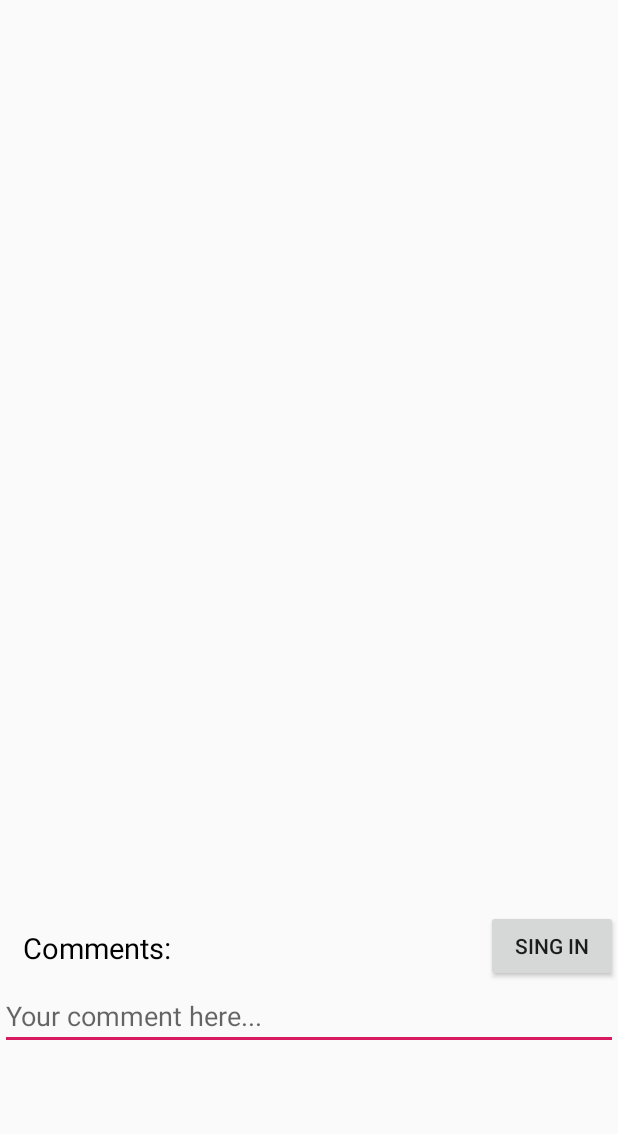
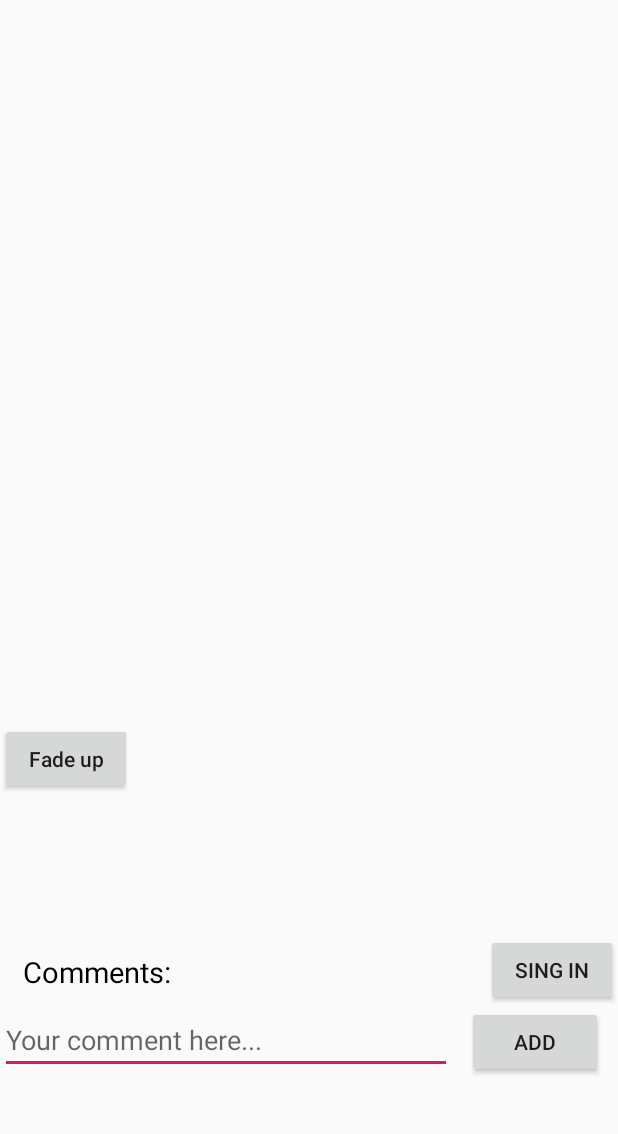
Before and after one commit to RakiProjects/ETravel, an Android app: the PanoramaCommentsActivity screen opened directly, with no data from a screen before it, on a phone screen of 412 x 824 dp, the part 53-1187 px from its top. Run offline under Robolectric (Android 15) with nearby library versions, the phone set to English and light mode, and no system bars; 2 statements that could not run were skipped.

Commit message:
comment insert

```diff
--- a/app/src/main/java/com/example/e_travel/CityContentFragment.java
+++ b/app/src/main/java/com/example/e_travel/CityContentFragment.java
@@ -106,7 +106,7 @@ public class CityContentFragment extends Fragment {
         cityContentAdapter = new CityContentAdapter(getContext(), new ArrayList<CityContent>(), new CityContentAdapter.OnItemClickListener() {
             @Override
             public void onItemClick(CityContent item) {
-                PanoramaCommentsActivity.start(getContext(),item.getId(), item.getName(), item.getDescription(), item.getLat(), item.getLon());
+                PanoramaCommentsActivity.start(getContext(),item.getId(), item.getName(), item.getDescription(), item.getLat(), item.getLon(), item.getTargetType());
             }
         });
         recyclerView.setLayoutManager(new GridLayoutManager(getActivity(), 2));
--- a/app/src/main/java/com/example/e_travel/repository/CityDescriptionRepository.java
+++ b/app/src/main/java/com/example/e_travel/repository/CityDescriptionRepository.java
@@ -35,14 +35,13 @@ public class CityDescriptionRepository extends  BaseRepository {
 
         Call<ArrayList<City>> call = service.getCityDescription(cityId);
 
-        Log.v("TAG", String.valueOf(call.request().url()));
+
 
         call.enqueue(new Callback<ArrayList<City>>() {
             @Override
             public void onResponse(Call<ArrayList<City>> call, Response<ArrayList<City>> response) {
                 if(response.isSuccessful()){
                     ArrayList<City> cityDescription = response.body();
-                    Log.d("TAG",cityDescription.get(0).getName());
                     cityDescLiveData.setValue(new CityDescriptionResponse(cityDescription, null));
 
                 }else{
--- a/app/src/main/res/layout/activity_panorama_comments.xml
+++ b/app/src/main/res/layout/activity_panorama_comments.xml
@@ -4,6 +4,7 @@
     xmlns:tools="http://schemas.android.com/tools"
     android:layout_width="match_parent"
     android:layout_height="match_parent"
+    android:animateLayoutChanges="true"
     android:orientation="vertical"
     tools:context=".PanoramaCommentsActivity">
 
@@ -13,6 +14,13 @@
         android:layout_width="match_parent"
         android:layout_height="0dp"
         android:layout_weight="2" />
+
+    <Button
+        android:id="@+id/fadePanorama"
+        android:layout_width="wrap_content"
+        android:layout_height="wrap_content"
+        android:textAllCaps="false"
+        android:text="Fade up"/>
 
     <ScrollView
         android:layout_width="match_parent"
@@ -62,15 +70,41 @@
                     android:layout_width="wrap_content"
                     android:layout_height="wrap_content"
                     android:layout_gravity="bottom"
-                    android:text="@string/singIn"
-                    android:onClick="signIn"/>
+                    android:onClick="signIn"
+                    android:text="@string/singIn" />
+
+                <TextView
+                    android:id="@+id/user_name"
+                    android:layout_width="wrap_content"
+                    android:layout_height="wrap_content"
+                    android:layout_gravity="center_vertical"
+                    android:layout_marginEnd="10dp"
+                    android:text="Name"
+                    android:textSize="21sp"
+                    android:visibility="gone" />
             </LinearLayout>
 
-            <EditText
-                android:id="@+id/addComment"
+            <LinearLayout
                 android:layout_width="match_parent"
                 android:layout_height="wrap_content"
-                android:hint="Your comment here..." />
+                android:orientation="horizontal">
+
+                <EditText
+                    android:id="@+id/edtComment"
+                    android:layout_width="0dp"
+                    android:layout_weight="10"
+                    android:layout_height="wrap_content"
+                    android:hint="Your comment here..." />
+                <Button
+                    android:layout_marginEnd="10dp"
+                    android:layout_marginStart="10dp"
+                    android:layout_width="0dp"
+                    android:layout_weight="3"
+                    android:text="Add"
+                    android:onClick="addComment"
+                    android:layout_height="wrap_content" />
+
+            </LinearLayout>
 
 
         </LinearLayout>
```
Also changed, not shown: app/src/main/java/com/example/e_travel/PanoramaCommentsActivity.java (+59 -3 lines), app/src/main/java/com/example/e_travel/model/CityContent.java (+15 -1 lines), app/src/main/java/com/example/e_travel/model/Comment.java (added, +65 -0 lines), app/src/main/java/com/example/e_travel/repository/CommentsRepository.java (added, +62 -0 lines), app/src/main/java/com/example/e_travel/response/CommentsResponse.java (added, +32 -0 lines), app/src/main/java/com/example/e_travel/retrofit/WebApi.java (+12 -2 lines), app/src/main/java/com/example/e_travel/viewmodel/CommentsViewModel.java (added, +26 -0 lines).
